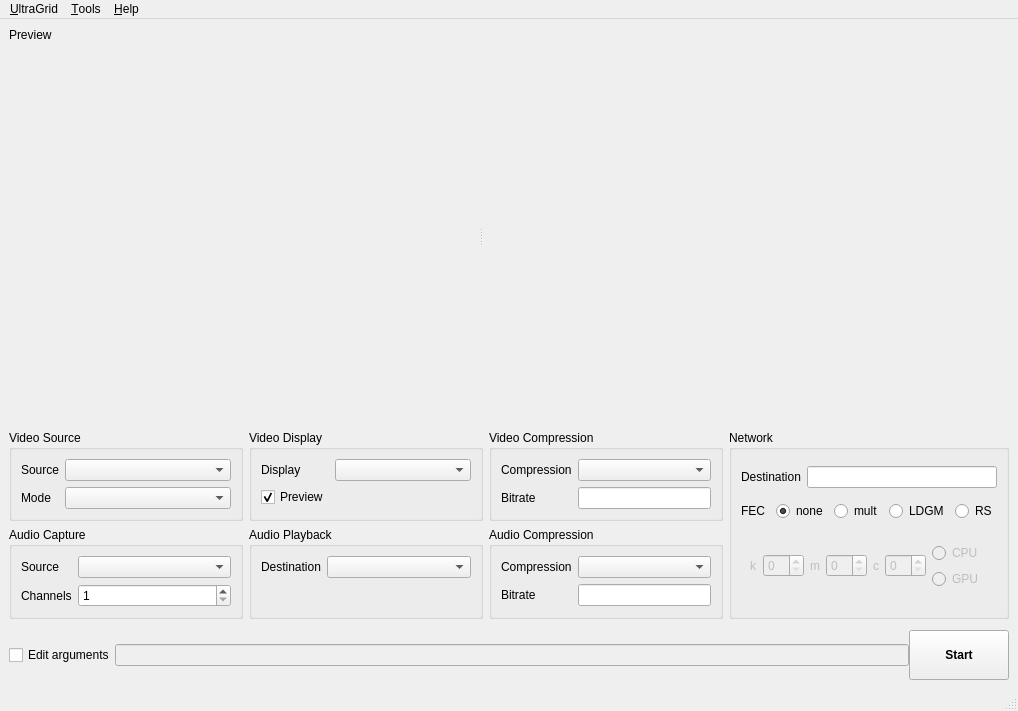
Above: gui/QT/ultragrid_window.ui from CESNET/UltraGrid before the change. Below: the same form after it.
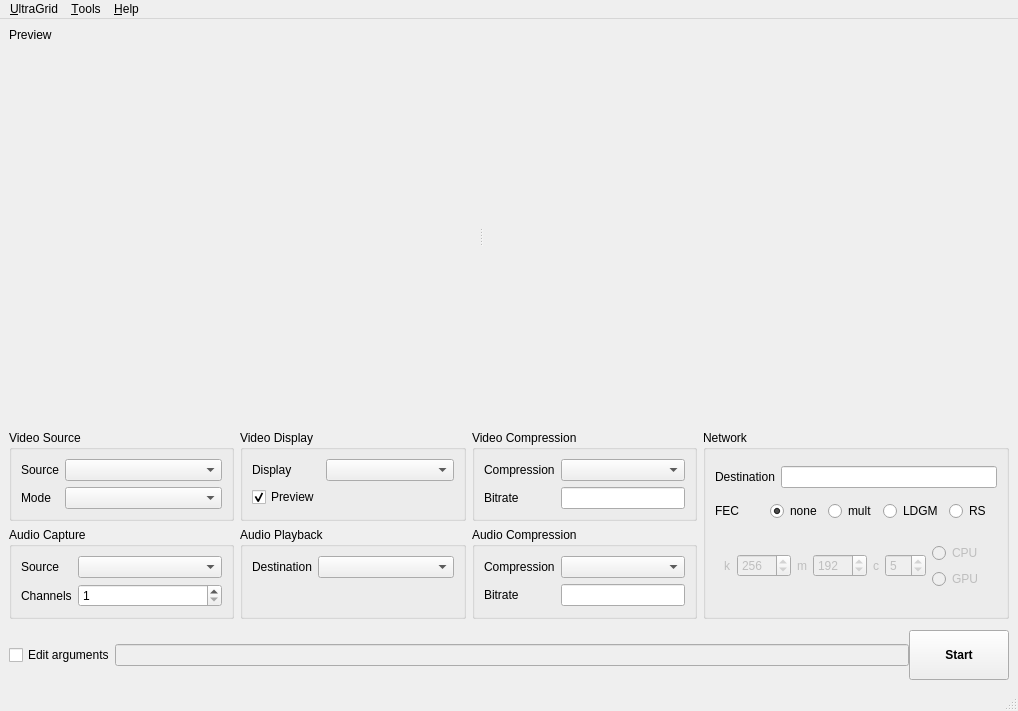
That is the form after the change. The open tabs and pages were chosen to show the change. Custom widgets are drawn as their Qt base class.

Commit message: GUI: add LDGM options to more reasonable values

What changed in the file:
```diff
--- a/gui/QT/ultragrid_window.ui
+++ b/gui/QT/ultragrid_window.ui
@@ -486,7 +486,17 @@
               </widget>
              </item>
              <item>
-              <widget class="QSpinBox" name="ldgmK"/>
+              <widget class="QSpinBox" name="ldgmK">
+               <property name="minimum">
+                <number>64</number>
+               </property>
+               <property name="maximum">
+                <number>8191</number>
+               </property>
+               <property name="value">
+                <number>256</number>
+               </property>
+              </widget>
              </item>
              <item>
               <widget class="QLabel" name="label_11">
@@ -496,7 +506,17 @@
               </widget>
              </item>
              <item>
-              <widget class="QSpinBox" name="ldgmM"/>
+              <widget class="QSpinBox" name="ldgmM">
+               <property name="minimum">
+                <number>64</number>
+               </property>
+               <property name="maximum">
+                <number>8191</number>
+               </property>
+               <property name="value">
+                <number>192</number>
+               </property>
+              </widget>
              </item>
              <item>
               <widget class="QLabel" name="label_12">
@@ -506,7 +526,17 @@
               </widget>
              </item>
              <item>
-              <widget class="QSpinBox" name="ldgmC"/>
+              <widget class="QSpinBox" name="ldgmC">
+               <property name="minimum">
+                <number>2</number>
+               </property>
+               <property name="maximum">
+                <number>63</number>
+               </property>
+               <property name="value">
+                <number>5</number>
+               </property>
+              </widget>
              </item>
              <item>
               <layout class="QVBoxLayout" name="verticalLayout_2">
```
